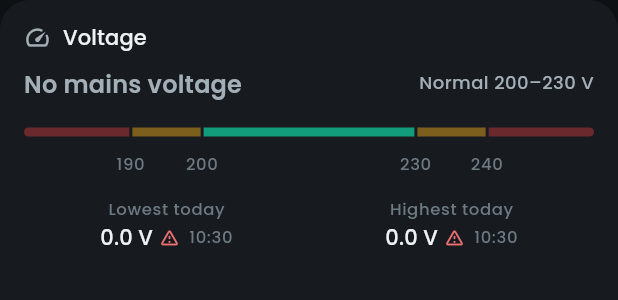
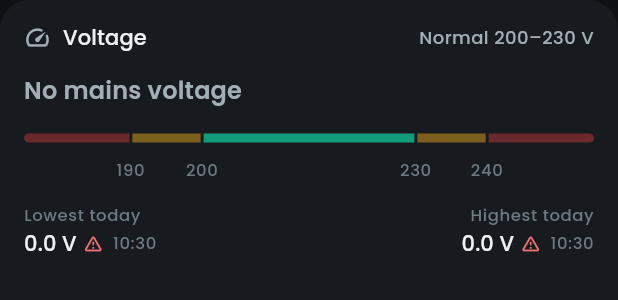
Before and after one commit to FOXSPEED99/BleuLand-Smart-Energy-Meter, a Flutter app: the VoltageCard widget shown alone on an empty page, opened directly with empty values, on a phone screen of 412 x 824 dp. Shown: the top 300 px of the screen. Run offline on Flutter 3.47's test engine with Material 3 defaults, Android fonts, the phone set to English and light mode, and no system bars; our stand-ins replace fl_chart, flutter_riverpod, go_router, shared_preferences, supabase_flutter; missing offline and left inert: esp_provisioning_ble, mobile_scanner, universal_ble; accounts and stored records are empty.

Commit message:
App: voltage card layout, range beside the title, stats at the edges
- "Normal 200-230 V" sits on the title row, the status chip moves next to
  the live value (so neither corner is empty, with or without mains)
- a little more space between the title and the value
- lowest today on the left edge, highest today on the right edge, lined
  up with the ends of the bar

Co-Authored-By: Claude Opus 5.5 <noreply@anthropic.com>
Claude-Session: https://claude.ai/code/session_01NsT6JB7eLs6ZCwZyGvDf38

```diff
--- a/Bleu-Land/Smart-Energy-Meter/BleuLand-Energy-App/lib/features/home/voltage_card.dart
+++ b/Bleu-Land/Smart-Energy-Meter/BleuLand-Energy-App/lib/features/home/voltage_card.dart
@@ -62,12 +62,14 @@ class _VoltageCardState extends State<VoltageCard> {
                 const Icon(Icons.speed_rounded, size: 18, color: C.text2),
                 const SizedBox(width: S.sm),
                 Expanded(child: Text('Voltage', style: t.titleSmall)),
-                if (status != null) _StatusChip(status: status),
+                Text(
+                  'Normal ${m.voltMin.round()}–${m.voltMax.round()} V',
+                  style: t.labelMedium?.copyWith(color: C.text2),
+                ),
               ],
             ),
-            const SizedBox(height: S.md),
+            const SizedBox(height: S.lg),
             Row(
-              crossAxisAlignment: CrossAxisAlignment.end,
               children: [
                 if (v == null)
                   Text(
@@ -87,7 +89,7 @@ class _VoltageCardState extends State<VoltageCard> {
                     ),
                   ),
                   Padding(
-                    padding: const EdgeInsets.only(left: 4, bottom: 4),
+                    padding: const EdgeInsets.only(left: 4, top: 6),
                     child: Text(
                       'V',
                       style: t.titleMedium?.copyWith(color: C.text2),
@@ -95,13 +97,7 @@ class _VoltageCardState extends State<VoltageCard> {
                   ),
                 ],
                 const Spacer(),
-                Padding(
-                  padding: const EdgeInsets.only(bottom: S.xs),
-                  child: Text(
-                    'Normal ${m.voltMin.round()}–${m.voltMax.round()} V',
-                    style: t.labelMedium?.copyWith(color: C.text2),
-                  ),
-                ),
+                if (status != null) _StatusChip(status: status),
               ],
             ),
             const SizedBox(height: S.md),
@@ -130,23 +126,22 @@ class _VoltageCardState extends State<VoltageCard> {
               ),
             ],
             const SizedBox(height: S.md),
+            // lowest on the left edge, highest on the right edge
             Row(
+              mainAxisAlignment: MainAxisAlignment.spaceBetween,
               children: [
-                Expanded(
-                  child: _DayStat(
+                _DayStat(
                   label: 'Lowest today',
                   v: today?.min,
                   at: today?.minAt,
                   m: m,
                 ),
-                ),
-                Expanded(
-                  child: _DayStat(
+                _DayStat(
                   label: 'Highest today',
                   v: today?.max,
                   at: today?.maxAt,
                   m: m,
-                  ),
+                  end: true,
                 ),
               ],
             ),
@@ -210,8 +205,10 @@ class _DayStat extends StatelessWidget {
     required this.v,
     required this.at,
     required this.m,
+    this.end = false,
   });
   final String label;
+  final bool end; // right-aligned
   final double? v;
   final DateTime? at;
   final Meter m;
@@ -224,11 +221,14 @@ class _DayStat extends StatelessWidget {
         ? null
         : voltStatus(value, min: m.voltMin, max: m.voltMax);
     return Column(
+      crossAxisAlignment: end
+          ? CrossAxisAlignment.end
+          : CrossAxisAlignment.start,
       children: [
         Text(label, style: t.labelSmall?.copyWith(color: C.text3)),
         const SizedBox(height: 2),
         Row(
-          mainAxisAlignment: MainAxisAlignment.center,
+          mainAxisSize: MainAxisSize.min,
           children: [
             Text(value == null ? '–' : fmtVolts(value), style: t.titleSmall),
             if (s != null && s != VoltStatus.normal) ...[
```
Lines whose indentation alone changed are shown as unchanged.
